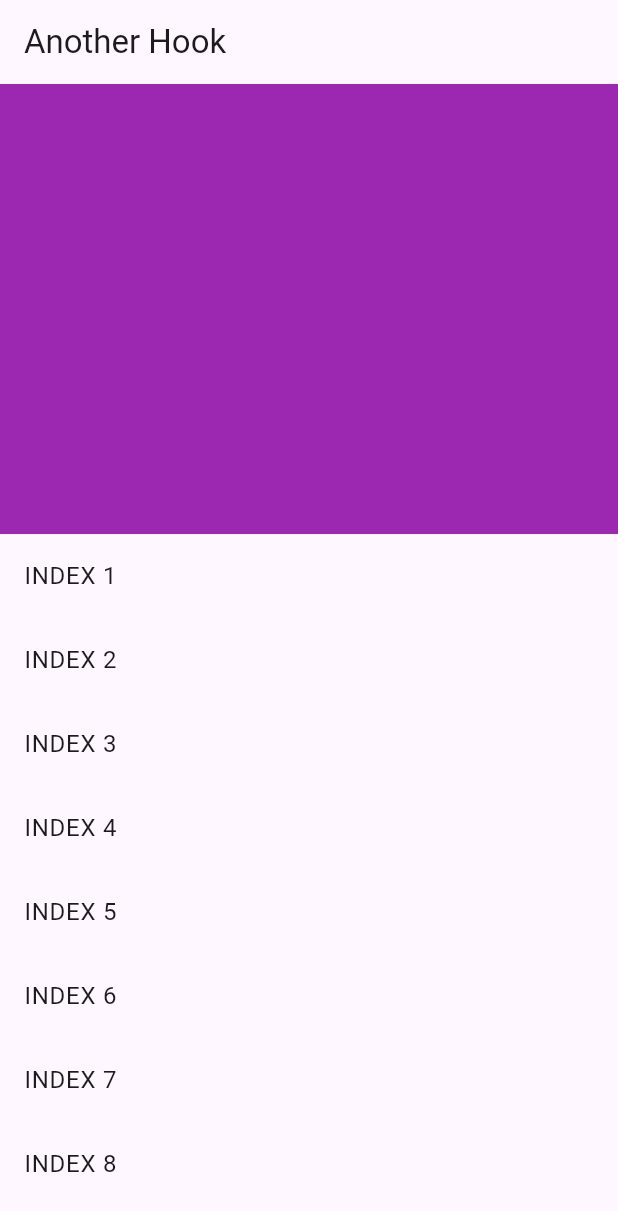
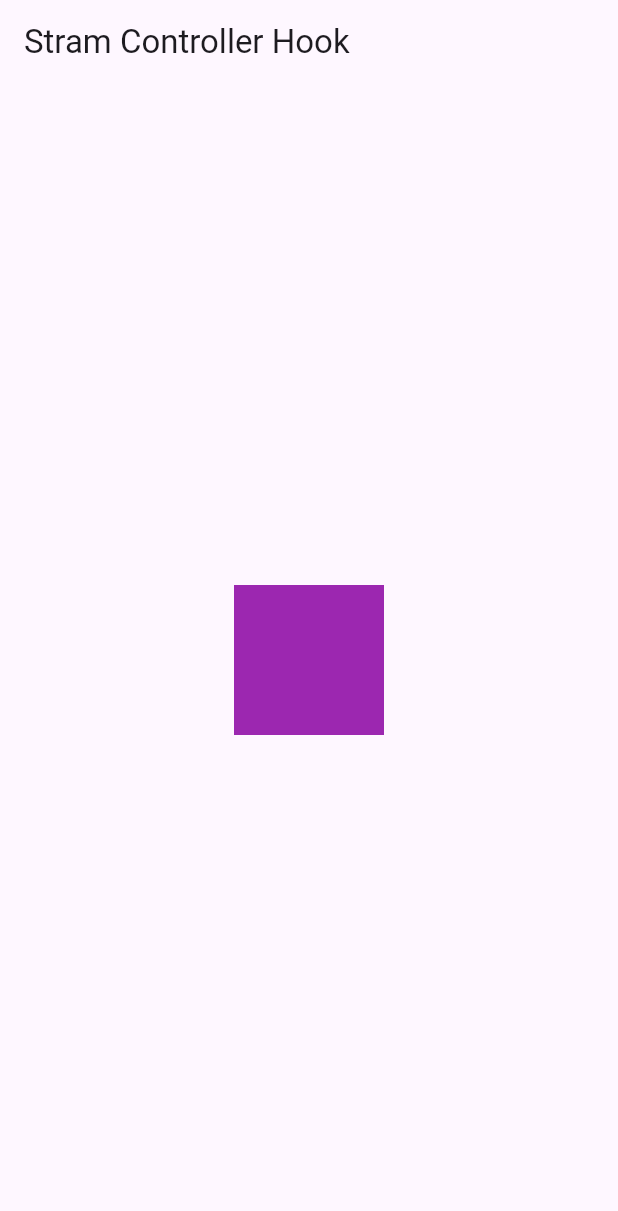
Before and after one commit to alamayub/flutterhooks, a Flutter app: the screen it shows after launch, on a phone screen of 412 x 824 dp. Shown: the top 1211 px of the screen. Run offline on Flutter 3.47's test engine with Material 3 defaults, Android fonts, the phone set to English and light mode, and no system bars; our stand-ins replace flutter_hooks.

Commit message:
stream controller hook

```diff
--- a/lib/animation_hook.dart
+++ b/lib/animation_hook.dart
@@ -43,7 +43,7 @@ class AnumationHook extends HookWidget {
     }, [controller]);
     return Scaffold(
       appBar: AppBar(
-        title: Text('Another Hook'),
+        title: Text('Animation Hook'),
       ),
       body: Column(
         children: [
--- a/lib/main.dart
+++ b/lib/main.dart
@@ -1,6 +1,6 @@
 import 'package:flutter/material.dart';
 
-import 'animation_hook.dart';
+import 'stream_controller_hook.dart';
 
 void main() {
   WidgetsFlutterBinding.ensureInitialized();
@@ -21,7 +21,7 @@ class MyApp extends StatelessWidget {
           seedColor: Colors.deepPurple,
         ),
       ),
-      home: const AnumationHook(),
+      home: const StramControllerHook(),
     );
   }
 }
--- /dev/null
+++ b/lib/stream_controller_hook.dart
@@ -0,0 +1,51 @@
+import 'dart:async';
+
+import 'package:flutter/material.dart';
+import 'package:flutter_hooks/flutter_hooks.dart';
+
+const url = 'https://bit.ly/3x7J5Qt';
+
+class StramControllerHook extends HookWidget {
+  const StramControllerHook({super.key});
+
+  @override
+  Widget build(BuildContext context) {
+    late final StreamController<double> controller;
+    controller = useStreamController<double>(
+      onListen: () {
+        controller.sink.add(0.0);
+      }
+    );
+    return Scaffold(
+      appBar: AppBar(
+        title: Text('Stram Controller Hook'),
+      ),
+      body: StreamBuilder<double>(
+        stream: controller.stream,
+        builder: (context, snapshot) {
+          if(!snapshot.hasData) {
+            return Center(
+              child: CircularProgressIndicator(),
+            );
+          }
+          final rotation = snapshot.data ?? 0.0;
+          return GestureDetector(
+            onTap: () {
+              controller.sink.add(rotation +10.0);
+            },
+            child: RotationTransition(
+              turns:  AlwaysStoppedAnimation(rotation / 360.0),
+              child: Center(
+                child: Container(
+                  height: 100,
+                  width: 100,
+                  color: Colors.purple,
+                ),
+              ),
+            ),
+          );
+        }
+      ),
+    );
+  }
+}
```
